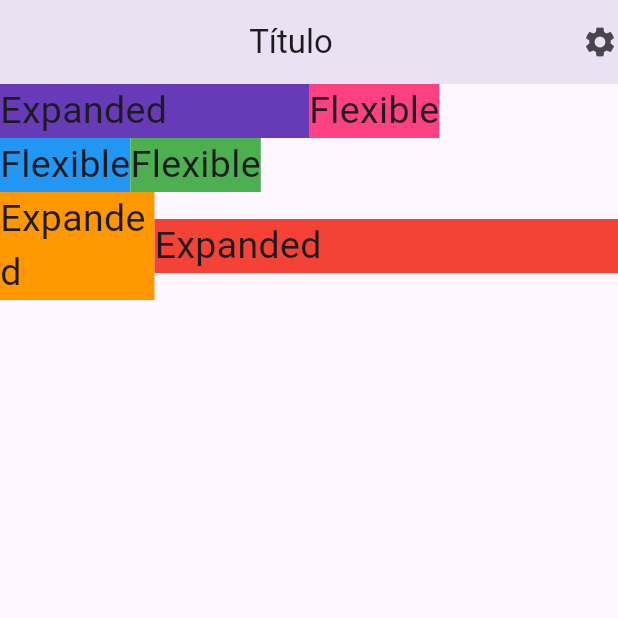
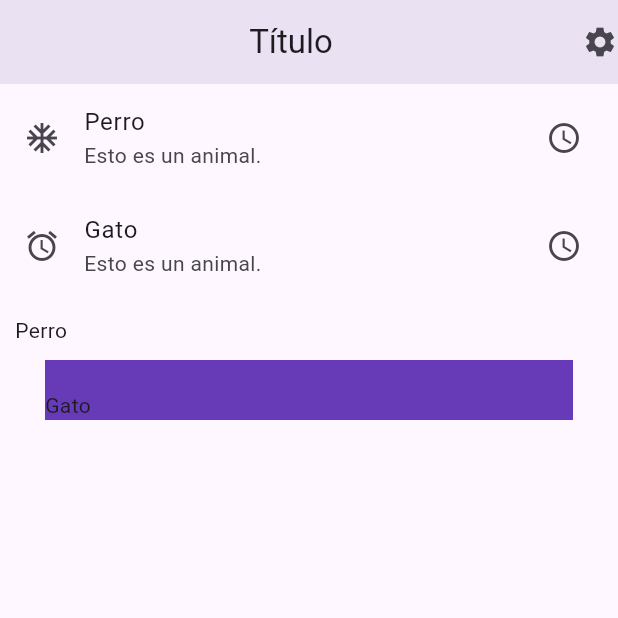
Before and after one commit to nellyjohanaortegatomas/CURSO_INTRODUCCION_A_FLUTTER, a Flutter app: the screen it shows after launch, on a phone screen of 412 x 824 dp, the top half of it. Run offline on Flutter 3.47's test engine with Material 3 defaults, Android fonts, the phone set to English and light mode, and no system bars.

Commit message:
Seccion 4: Commonly used widgets - Clase 11: ListTile, ListViews, Padding

```diff
--- /dev/null
+++ b/first_flutter_project/lib/first_screen.dart
@@ -0,0 +1,45 @@
+import 'dart:math';
+import 'package:flutter/material.dart';
+
+class FirstClass extends StatelessWidget{
+  @override
+  Widget build(BuildContext context) {
+
+    return Scaffold(
+        body: Material(
+        child: ListView(
+          children: <Widget>[
+            ListTile(
+              leading: Icon(Icons.ac_unit),
+              title: Text('Perro'),
+              subtitle: Text('Esto es un animal.'),
+              trailing: Icon(Icons.access_time),
+            ),
+            ListTile(
+              leading: Icon(Icons.access_alarm),
+              title: Text('Gato'),
+              subtitle: Text('Esto es un animal.'),
+              trailing: Icon(Icons.access_time),
+            ),
+            Padding(
+              child: Text('Perro'),
+              padding: EdgeInsets.all(10.0),
+            ),
+            Container(
+              child: Text('Gato'),
+              margin: EdgeInsets.symmetric(horizontal: 30.0),
+              color: Colors.deepPurple,
+              padding: EdgeInsets.only(top: 20.0),
+              )
+
+          ],
+        )
+     ) );
+  }
+
+  String generateNumbers() {
+    var r=Random();
+    int i=r.nextInt(22);
+    return 'Un número aleatorio entre 0 y 22 es ${i}';
+  }
+}
--- a/first_flutter_project/lib/main.dart
+++ b/first_flutter_project/lib/main.dart
@@ -1,4 +1,4 @@
-import 'package:first_flutter_project/second_file.dart';
+import 'package:first_flutter_project/first_screen.dart';
 import 'package:flutter/material.dart';
 
 void main() => runApp( Myclass() );
@@ -25,7 +25,7 @@ class Myclass extends StatelessWidget{
           ),
           */
         ),
-        body: SecondClass()
+        body: FirstClass()
       )
   );
   }
--- a/first_flutter_project/lib/second_file.dart
+++ b/first_flutter_project/lib/second_file.dart
@@ -74,7 +74,7 @@ class SecondClass extends StatelessWidget{
         child: Container(
           color: Colors.red,
           child: Text(
-            "Expanded",
+            "Flexible",
             style: TextStyle(fontSize: 25.0),
           ),
         ),
```
